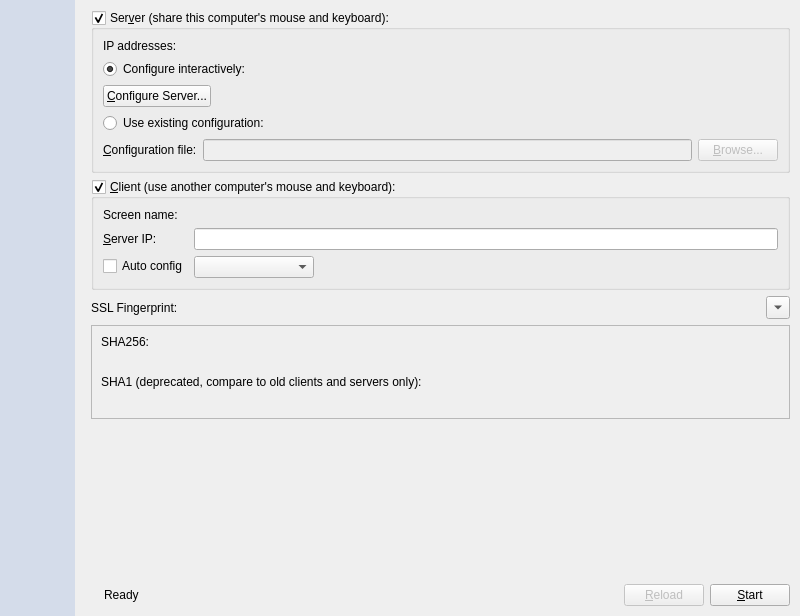
Before: the Qt Designer form src/gui/src/MainWindowBase.ui in SergeyGadzhilov/SKVM, drawn with Qt 5.
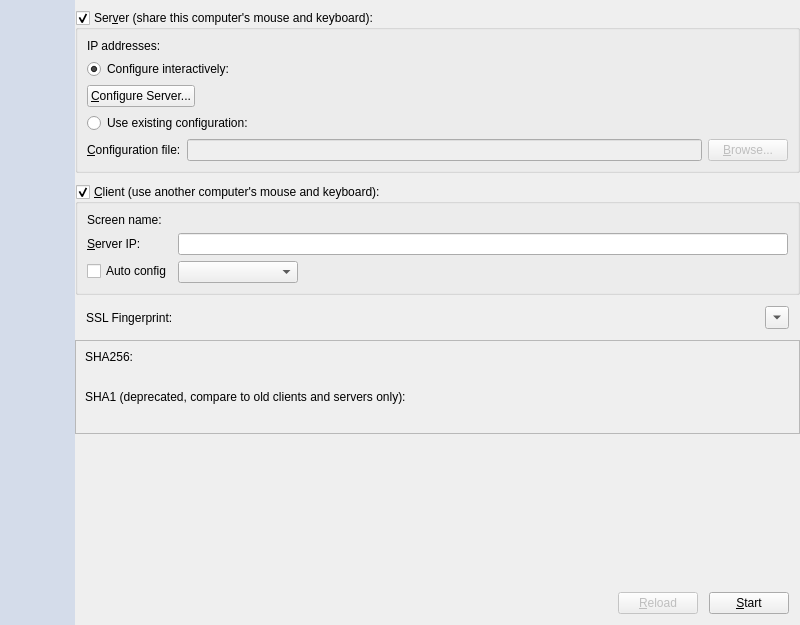
After: the same form once the commit is applied. Icons and pictures are not drawn. Custom widgets are drawn as their Qt base class.

Commit message: Fixed #76 Add status bar into the MainWindow (#80)

What changed in the file:
```diff
--- a/src/gui/src/MainWindowBase.ui
+++ b/src/gui/src/MainWindowBase.ui
@@ -7,7 +7,7 @@
     <x>0</x>
     <y>0</y>
     <width>800</width>
-    <height>616</height>
+    <height>625</height>
    </rect>
   </property>
   <property name="sizePolicy">
@@ -30,6 +30,9 @@
     <string notr="true"/>
    </property>
    <layout class="QHBoxLayout" name="horizontalLayout_5">
+    <property name="spacing">
+     <number>0</number>
+    </property>
     <property name="sizeConstraint">
      <enum>QLayout::SetDefaultConstraint</enum>
     </property>
@@ -66,17 +69,20 @@
     </item>
     <item>
      <layout class="QVBoxLayout" name="contentLayout">
+      <property name="spacing">
+       <number>11</number>
+      </property>
       <property name="leftMargin">
-       <number>10</number>
+       <number>0</number>
       </property>
       <property name="topMargin">
        <number>10</number>
       </property>
       <property name="rightMargin">
-       <number>10</number>
+       <number>0</number>
       </property>
       <property name="bottomMargin">
-       <number>10</number>
+       <number>0</number>
       </property>
       <item>
        <widget class="QGroupBox" name="m_pGroupServer">
@@ -268,6 +274,12 @@
       </item>
       <item>
        <layout class="QHBoxLayout" name="horizontalLayout_3">
+        <property name="leftMargin">
+         <number>11</number>
+        </property>
+        <property name="rightMargin">
+         <number>11</number>
+        </property>
         <item>
          <widget class="QLabel" name="m_pLabelFingerprint">
           <property name="sizePolicy">
@@ -397,26 +409,12 @@
         <property name="sizeConstraint">
          <enum>QLayout::SetDefaultConstraint</enum>
         </property>
-        <item>
-         <widget class="QLabel" name="m_pLabelPadlock">
-          <property name="enabled">
-           <bool>true</bool>
-          </property>
-          <property name="text">
-           <string/>
-          </property>
-          <property name="pixmap">
-           <pixmap resource="../res/SKVM.qrc">:/res/icons/16x16/padlock.png</pixmap>
-          </property>
-         </widget>
-        </item>
-        <item>
-         <widget class="QLabel" name="m_pStatusLabel">
-          <property name="text">
-           <string>Ready</string>
-          </property>
-         </widget>
-        </item>
+        <property name="leftMargin">
+         <number>11</number>
+        </property>
+        <property name="rightMargin">
+         <number>11</number>
+        </property>
         <item>
          <spacer name="spacer">
           <property name="orientation">
@@ -449,6 +447,9 @@
         </item>
        </layout>
       </item>
+      <item>
+       <widget class="skvm_widgets::StatusBar" name="m_pStatusBar" native="true"/>
+      </item>
      </layout>
     </item>
    </layout>
@@ -560,6 +561,12 @@
    <header>widgets/Sidebar.h</header>
    <container>1</container>
   </customwidget>
+  <customwidget>
+   <class>skvm_widgets::StatusBar</class>
+   <extends>QWidget</extends>
+   <header>widgets/StatusBar.h</header>
+   <container>1</container>
+  </customwidget>
  </customwidgets>
  <resources>
   <include location="../res/SKVM.qrc"/>
```
Left out of the diff: 4 changed lines with no effect on the pictures. The commit also changes 6 other files.
